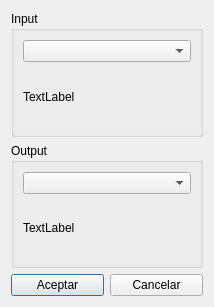
Above: graphic_interface/UI_Files/SoundDevicesDialog.ui from ECMora/SoundLab before the change. Below: the same form after it.
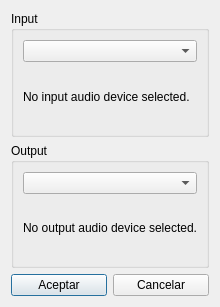
That is the form after the change.

Commit message:
dialog device improvement
recent files included on workspace
comments
refactorize

```diff
--- a/graphic_interface/UI_Files/SoundDevicesDialog.ui
+++ b/graphic_interface/UI_Files/SoundDevicesDialog.ui
@@ -58,7 +58,7 @@
       <item>
        <widget class="QLabel" name="inputDevice_lbl">
         <property name="text">
-         <string>TextLabel</string>
+         <string>No input audio device selected.</string>
         </property>
        </widget>
       </item>
@@ -77,7 +77,7 @@
       <item>
        <widget class="QLabel" name="outputDevice_lbl">
         <property name="text">
-         <string>TextLabel</string>
+         <string>No output audio device selected.</string>
         </property>
        </widget>
       </item>
```
The commit also changes 33 other files.
